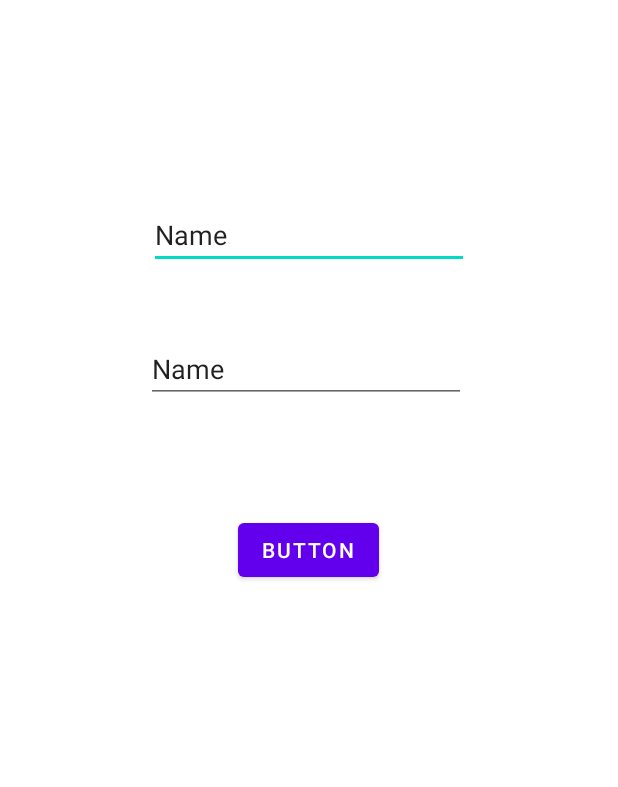
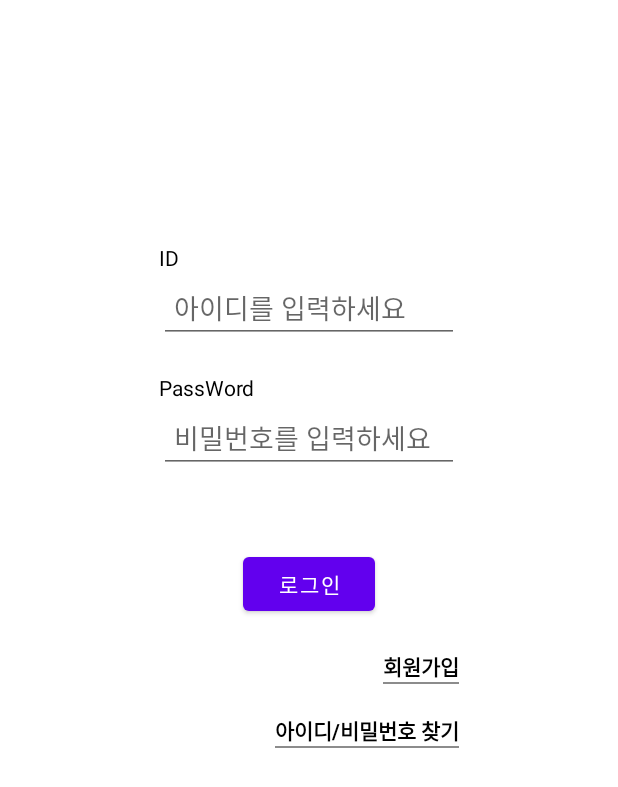
Before and after one commit to heoheo1/HomeCleanProject, an Android app: the screen it shows after launch (LoginActivity before the commit, IntroActivity after it), on a phone screen of 412 x 824 dp. Shown: the top 787 px of the screen. Run offline under Robolectric (Android 15) with nearby library versions, the phone set to English and light mode, and no system bars.

Commit message:
Ver(1.3)

```diff
--- a/app/build.gradle
+++ b/app/build.gradle
@@ -33,6 +33,11 @@ dependencies {
     implementation 'androidx.appcompat:appcompat:1.2.0'
     implementation 'com.google.android.material:material:1.3.0'
     implementation 'androidx.constraintlayout:constraintlayout:2.0.4'
+    implementation 'androidx.annotation:annotation:1.2.0'
+    implementation 'androidx.lifecycle:lifecycle-livedata-ktx:2.3.1'
+    implementation 'androidx.lifecycle:lifecycle-viewmodel-ktx:2.3.1'
+    implementation 'androidx.legacy:legacy-support-v4:1.0.0'
+    implementation 'com.google.android.material:material:1.0.0'
     testImplementation 'junit:junit:4.+'
     androidTestImplementation 'androidx.test.ext:junit:1.1.2'
     androidTestImplementation 'androidx.test.espresso:espresso-core:3.3.0'
--- a/app/src/main/AndroidManifest.xml
+++ b/app/src/main/AndroidManifest.xml
@@ -9,8 +9,6 @@
         android:roundIcon="@mipmap/ic_launcher_round"
         android:supportsRtl="true"
         android:theme="@style/Theme.HomeCleanProject">
-        <activity android:name=".GridActivity"></activity>
-        <activity android:name=".LoginActivity"></activity>
         <activity android:name=".IntroActivity">
             <intent-filter>
                 <action android:name="android.intent.action.MAIN" />
--- a/app/src/main/java/com/hj/homecleanproject/IntroActivity.java
+++ b/app/src/main/java/com/hj/homecleanproject/IntroActivity.java
@@ -1,6 +1,7 @@
 package com.hj.homecleanproject;
 
 import androidx.appcompat.app.AppCompatActivity;
+import androidx.fragment.app.FragmentManager;
 
 import android.content.Intent;
 import android.os.Bundle;
@@ -8,6 +9,8 @@ import android.os.Handler;
 import android.view.View;
 import android.view.animation.Animation;
 import android.view.animation.AnimationUtils;
+import android.widget.Button;
+import android.widget.FrameLayout;
 import android.widget.LinearLayout;
 
 public class IntroActivity extends AppCompatActivity {
@@ -17,29 +20,46 @@ public class IntroActivity extends AppCompatActivity {
     final int delayed =2500;
     Animation logo;
     LinearLayout intro_Layout;
+    FrameLayout intro;
+    LoginFragment loginFragment;
+    FragmentManager fragmentManager;
+    GridFragment gridFragment;
+
     @Override
     protected void onCreate(Bundle savedInstanceState) {
         super.onCreate(savedInstanceState);
         setContentView(R.layout.activity_intro);
 
         intro_Layout=findViewById(R.id.introlayout);
+        intro =findViewById(R.id.intro);
+        fragmentManager = getSupportFragmentManager();
+
+        logo = AnimationUtils.loadAnimation(getApplicationContext(), R.anim.logo_animation);
+        intro_Layout.startAnimation(logo);
 
         handler.postDelayed(new Runnable() {
             @Override
             public void run() {
-                Intent intent =new Intent(IntroActivity.this,LoginActivity.class);
-                startActivity(intent);
+                loginFragment=new LoginFragment();
+                fragmentManager.beginTransaction().replace(R.id.intro, loginFragment, null).commit();
+                onWindowFocusChanged(false);
             }
         },delayed);
-        logo = AnimationUtils.loadAnimation(getApplicationContext(), R.anim.logo_animation);
-        intro_Layout.startAnimation(logo);
+
+
+
+
+
 
     }
+
     @Override
     public void onWindowFocusChanged(boolean hasFocus) {
         super.onWindowFocusChanged(hasFocus);
         if (hasFocus) {
             hideSystemUI();
+        }else{
+            showSystemUI();
         }
     }
 
--- a/app/src/main/java/com/hj/homecleanproject/LoginActivity.java
+++ /dev/null
@@ -1,33 +0,0 @@
-package com.hj.homecleanproject;
-
-import androidx.appcompat.app.AppCompatActivity;
-
-import android.content.Intent;
-import android.os.Bundle;
-import android.view.View;
-import android.widget.Button;
-import android.widget.GridView;
-
-import java.io.File;
-import java.util.ArrayList;
-
-public class LoginActivity extends AppCompatActivity {
-
-    @Override
-    protected void onCreate(Bundle savedInstanceState) {
-        super.onCreate(savedInstanceState);
-        setContentView(R.layout.activity_login);
-
-        Button button = findViewById(R.id.button);
-
-        button.setOnClickListener(new View.OnClickListener() {
-            @Override
-            public void onClick(View v) {
-                Intent intent =new Intent(LoginActivity.this,GridActivity.class);
-                startActivity(intent);
-            }
-        });
-
-
-    }
-}
--- /dev/null
+++ b/app/src/main/java/com/hj/homecleanproject/LoginFragment.java
@@ -0,0 +1,46 @@
+package com.hj.homecleanproject;
+
+import android.content.Intent;
+import android.os.Bundle;
+
+import androidx.fragment.app.Fragment;
+import androidx.fragment.app.FragmentManager;
+
+import android.view.LayoutInflater;
+import android.view.View;
+import android.view.ViewGroup;
+import android.widget.Button;
+import android.widget.FrameLayout;
+import android.widget.GridView;
+
+
+public class LoginFragment extends Fragment {
+
+    ViewGroup viewGroup;
+    Button btn_Login;
+    FragmentManager fragmentManager;
+    IntroActivity introActivity;
+    FrameLayout login_Frame;
+    GridFragment gridFragment;
+
+    @Override
+    public View onCreateView(LayoutInflater inflater, ViewGroup container,
+                             Bundle savedInstanceState) {
+        introActivity = (IntroActivity) getActivity();
+        viewGroup = (ViewGroup) inflater.inflate(R.layout.fragment_login, container, false);
+
+        btn_Login=viewGroup.findViewById(R.id.login);
+        btn_Login.setOnClickListener(new View.OnClickListener() {
+            @Override
+            public void onClick(View v) {
+                gridFragment =new GridFragment();
+                introActivity.fragmentManager.beginTransaction().replace(R.id.login_Frame, gridFragment ,null).commit();
+            }
+        });
+
+        return viewGroup;
+
+
+    }
+
+}
--- a/app/src/main/res/drawable/intro_background.xml
+++ b/app/src/main/res/drawable/intro_background.xml
@@ -4,6 +4,7 @@
         <shape>
             <corners android:radius="20dp" />
             <solid android:color="#ffffff"/>
+
         </shape>
     </item>
 
--- a/app/src/main/res/layout/activity_intro.xml
+++ b/app/src/main/res/layout/activity_intro.xml
@@ -1,14 +1,14 @@
 <?xml version="1.0" encoding="utf-8"?>
-<LinearLayout xmlns:android="http://schemas.android.com/apk/res/android"
+<FrameLayout xmlns:android="http://schemas.android.com/apk/res/android"
+    xmlns:app="http://schemas.android.com/apk/res-auto"
     xmlns:tools="http://schemas.android.com/tools"
+    tools:ignore="VectorDrawableCompat"
     android:layout_width="match_parent"
     android:layout_height="match_parent"
-    tools:context=".IntroActivity"
-    android:gravity="center"
     android:background="@color/white"
+    android:id="@+id/intro"
 
-    >
-    <LinearLayout
+    >    <LinearLayout
         android:layout_width="match_parent"
         android:layout_height="match_parent"
         android:background="@drawable/intro_image0"
@@ -39,4 +39,4 @@
 
     </LinearLayout>
 </LinearLayout>
-</LinearLayout>
+</FrameLayout>
--- a/app/src/main/res/layout/activity_login.xml
+++ /dev/null
@@ -1,43 +0,0 @@
-<?xml version="1.0" encoding="utf-8"?>
-<RelativeLayout xmlns:android="http://schemas.android.com/apk/res/android"
-    xmlns:tools="http://schemas.android.com/tools"
-    android:layout_width="match_parent"
-    android:layout_height="match_parent"
-    tools:context=".LoginActivity"
-    android:background="@color/white">
-
-    <Button
-        android:id="@+id/button"
-        android:layout_width="wrap_content"
-        android:layout_height="wrap_content"
-        android:layout_below="@+id/editTextTextPersonName2"
-        android:layout_centerHorizontal="true"
-        android:layout_marginTop="74dp"
-        android:text="Button" />
-
-    <EditText
-        android:id="@+id/editTextTextPersonName"
-        android:layout_width="wrap_content"
-        android:layout_height="wrap_content"
-        android:layout_alignParentTop="true"
-        android:layout_centerHorizontal="true"
-        android:layout_marginTop="134dp"
-        android:ems="10"
-        android:inputType="textPersonName"
-        android:text="Name" />
-
-    <EditText
-        android:id="@+id/editTextTextPersonName2"
-        android:layout_width="wrap_content"
-        android:layout_height="wrap_content"
-        android:layout_below="@+id/editTextTextPersonName"
-        android:layout_alignParentEnd="true"
-        android:layout_alignParentRight="true"
-        android:layout_centerHorizontal="true"
-        android:layout_marginTop="44dp"
-        android:layout_marginEnd="101dp"
-        android:layout_marginRight="101dp"
-        android:ems="10"
-        android:inputType="textPersonName"
-        android:text="Name" />
-</RelativeLayout>
--- /dev/null
+++ b/app/src/main/res/layout/fragment_login.xml
@@ -0,0 +1,113 @@
+<?xml version="1.0" encoding="utf-8"?>
+<FrameLayout xmlns:android="http://schemas.android.com/apk/res/android"
+    xmlns:tools="http://schemas.android.com/tools"
+    android:layout_width="match_parent"
+    android:layout_height="match_parent"
+    tools:context=".LoginFragment"
+    android:id="@+id/login_Frame"
+    >
+
+    <LinearLayout
+        android:layout_width="match_parent"
+        android:layout_height="match_parent"
+        android:gravity="center"
+        android:background="@color/white"
+        >
+
+    <LinearLayout
+        android:id="@+id/up_layout"
+        android:layout_width="300dp"
+        android:layout_height="600dp"
+        android:background="@drawable/intro_background"
+        android:orientation="vertical"
+        android:paddingLeft="50dp"
+        android:paddingTop="50dp"
+        android:paddingRight="50dp">
+
+    <TextView
+        android:id="@+id/textView"
+        android:layout_width="match_parent"
+        android:layout_height="wrap_content"
+        android:text="ID"
+        android:textColor="@color/black" />
+
+    <EditText
+        android:id="@+id/edt_Id"
+        android:layout_width="match_parent"
+        android:layout_height="wrap_content"
+
+        android:hint="아이디를 입력하세요"
+        android:inputType="textPassword"
+        android:padding="10dp" />
+
+    <TextView
+        android:id="@+id/textView2"
+        android:layout_width="match_parent"
+        android:layout_height="wrap_content"
+        android:layout_marginTop="20dp"
+        android:text="PassWord"
+        android:textColor="@color/black" />
+
+    <EditText
+        android:id="@+id/editTextTextPersonName2"
+        android:layout_width="match_parent"
+        android:layout_height="wrap_content"
+        android:hint="비밀번호를 입력하세요"
+        android:inputType="textPassword"
+        android:padding="10dp" />
+
+    <Button
+        android:id="@+id/login"
+        android:layout_width="wrap_content"
+        android:layout_height="wrap_content"
+        android:layout_gravity="center"
+        android:layout_marginTop="50dp"
+        android:text="로그인"
+        />
+
+    <LinearLayout
+        android:layout_width="wrap_content"
+        android:layout_height="wrap_content"
+        android:layout_gravity="right"
+        android:layout_marginTop="20dp"
+        android:orientation="vertical">
+
+        <TextView
+            android:id="@+id/makeLogin"
+            android:layout_width="wrap_content"
+            android:layout_height="wrap_content"
+            android:layout_gravity="center"
+            android:text="회원가입"
+            android:textColor="@color/black"
+            android:textStyle="bold" />
+
+        <ImageView
+            android:layout_width="match_parent"
+            android:layout_height="1dp"
+            android:background="#8c8c8c" />
+
+    </LinearLayout>
+
+    <LinearLayout
+        android:layout_width="wrap_content"
+        android:layout_height="wrap_content"
+        android:orientation="vertical"
+        android:layout_gravity="right"
+        android:layout_marginTop="20dp"
+        >
+        <TextView
+            android:layout_width="match_parent"
+            android:layout_height="wrap_content"
+            android:layout_gravity="center"
+            android:textColor="@color/black"
+            android:text="아이디/비밀번호 찾기"
+            android:textStyle="bold"/>
+
+        <ImageView
+            android:background="#8c8c8c"
+            android:layout_width="match_parent"
+            android:layout_height="1dp" />
+    </LinearLayout>
+    </LinearLayout>
+    </LinearLayout>
+</FrameLayout>
--- /dev/null
+++ b/app/src/main/res/values/dimens.xml
@@ -0,0 +1,5 @@
+<resources>
+    <!-- Default screen margins, per the Android Design guidelines. -->
+    <dimen name="fragment_horizontal_margin">16dp</dimen>
+    <dimen name="fragment_vertical_margin">16dp</dimen>
+</resources>
--- a/app/src/main/res/values/themes.xml
+++ b/app/src/main/res/values/themes.xml
@@ -12,7 +12,6 @@
         <!-- Status bar color. -->
         <item name="android:statusBarColor" tools:targetApi="l">?attr/colorPrimaryVariant</item>
         <!-- Customize your theme here. -->
-        <item name="android:windowBackground">@android:color/transparent</item>
         <item name="android:windowFullscreen">true</item>
         <item name="android:navigationBarColor" tools:targetApi="l">@android:color/transparent</item>
     </style>
```
Also changed, not shown: app/src/main/java/com/hj/homecleanproject/GridFragment.java (renamed from app/src/main/java/com/hj/homecleanproject/GridActivity.java, +14 -10 lines), app/src/main/res/drawable-v24/login_bacground.xml (added, +15 -0 lines), app/src/main/res/layout/activity_grid.xml (deleted, +0 -15 lines), app/src/main/res/layout/fragment_grid.xml (added, +40 -0 lines), app/src/main/res/menu/bottom_navi.xml (added, +29 -0 lines), app/src/main/res/values/strings.xml (+11 -0 lines).
